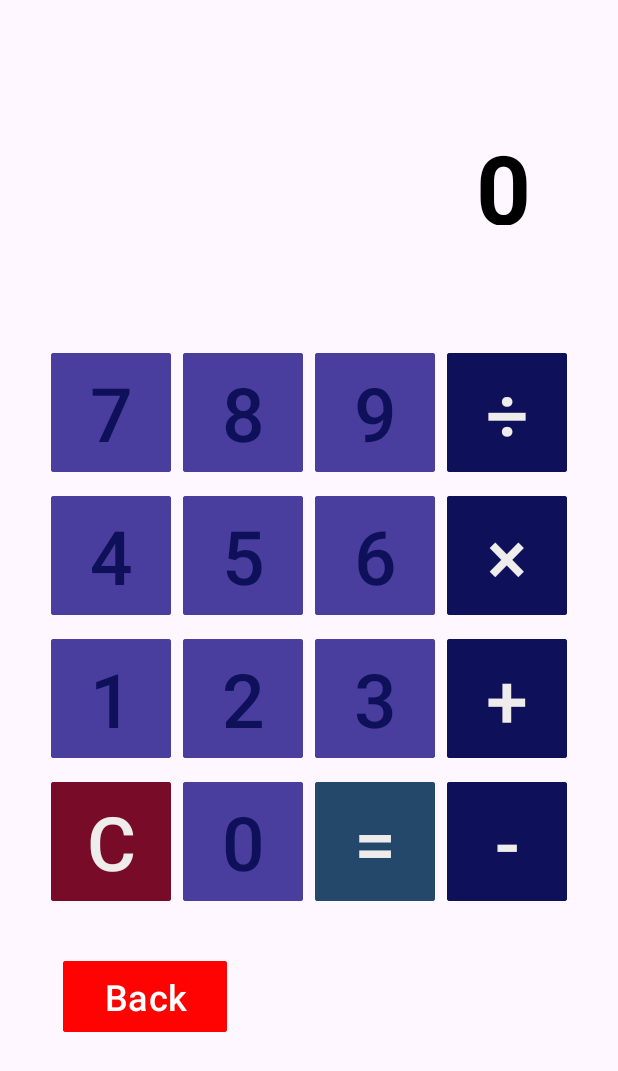
After one commit to FiqriFauziIlham/Teknik-Layouting-Android, an Android app: the CalculatorActivity screen opened directly, with no data from a screen before it, on a phone screen of 412 x 824 dp. The commit adds this screen. Shown: the top 1071 px of the screen. Run offline under Robolectric (Android 15) with nearby library versions, the phone set to English and light mode, and no system bars.

Commit message:
calculator update

```diff
--- a/app/build.gradle.kts
+++ b/app/build.gradle.kts
@@ -42,7 +42,9 @@ dependencies {
     implementation(libs.material)
     implementation(libs.androidx.activity)
     implementation(libs.androidx.constraintlayout)
+    implementation(libs.androidx.gridlayout)
     testImplementation(libs.junit)
     androidTestImplementation(libs.androidx.junit)
     androidTestImplementation(libs.androidx.espresso.core)
+
 }
--- /dev/null
+++ b/app/src/main/java/com/example/tekniklayoutfiqrifauziilham/CalculatorActivity.kt
@@ -0,0 +1,159 @@
+package com.example.tekniklayoutfiqrifauziilham
+
+import android.content.Context
+import android.media.MediaPlayer
+import android.os.Bundle
+import android.os.VibrationEffect
+import android.os.Vibrator
+import android.view.View
+import android.widget.Button
+import android.widget.TextView
+import androidx.activity.enableEdgeToEdge
+import androidx.appcompat.app.AppCompatActivity
+import androidx.core.view.ViewCompat
+import androidx.core.view.WindowInsetsCompat
+
+class CalculatorActivity : AppCompatActivity() {
+    private lateinit var display: TextView
+    private var currentInput = ""
+    private var operator = ""
+    private var firstNumber = 0.0
+    private var secondNumber = 0.0
+    private var isNewInput = true
+
+    override fun onCreate(savedInstanceState: Bundle?) {
+        super.onCreate(savedInstanceState)
+        enableEdgeToEdge()
+        setContentView(R.layout.activity_calculator)
+
+        ViewCompat.setOnApplyWindowInsetsListener(findViewById(R.id.main)) { v, insets ->
+            val systemBars = insets.getInsets(WindowInsetsCompat.Type.systemBars())
+            v.setPadding(systemBars.left, systemBars.top, systemBars.right, systemBars.bottom)
+            insets
+        }
+
+        display = findViewById(R.id.tv_display)
+
+        setNumberClickListeners()
+        setOperatorClickListeners()
+        setFunctionClickListeners()
+    }
+
+    private fun playClickSound() {
+        val mediaPlayer = MediaPlayer.create(this, R.raw.button_effect)
+        mediaPlayer.start() // Play the sound immediately without waiting
+        mediaPlayer.setOnCompletionListener {
+            it.release() // Release the MediaPlayer when the sound is finished
+        }
+    }
+
+    private fun triggerVibration() {
+        val vibrator = getSystemService(Context.VIBRATOR_SERVICE) as Vibrator
+        if (vibrator.hasVibrator()) {
+            // Vibrate for 50 milliseconds (you can adjust the duration)
+            if (android.os.Build.VERSION.SDK_INT >= android.os.Build.VERSION_CODES.O) {
+                vibrator.vibrate(VibrationEffect.createOneShot(50, VibrationEffect.DEFAULT_AMPLITUDE))
+            } else {
+                // For older versions, use the deprecated vibrate method
+                vibrator.vibrate(50)
+            }
+        }
+    }
+
+    private fun setNumberClickListeners() {
+        val numberIds = listOf(
+            R.id.btn_0, R.id.btn_1, R.id.btn_2, R.id.btn_3,
+            R.id.btn_4, R.id.btn_5, R.id.btn_6, R.id.btn_7,
+            R.id.btn_8, R.id.btn_9
+        )
+
+        val listener = { v: View ->
+            val btn = v as Button
+            if (isNewInput) {
+                currentInput = ""
+                isNewInput = false
+            }
+            currentInput += btn.text.toString()
+            updateDisplay()
+            playClickSound()  // Play sound when a number is pressed
+            triggerVibration()  // Trigger vibration when a number is pressed
+        }
+
+        numberIds.forEach { id -> findViewById<Button>(id).setOnClickListener(listener) }
+    }
+
+    private fun setOperatorClickListeners() {
+        val operatorIds = listOf(R.id.btn_add, R.id.btn_subtract, R.id.btn_multiply, R.id.btn_divide)
+
+        val listener = { v: View ->
+            val btn = v as Button
+            if (currentInput.isNotEmpty()) {
+                if (operator.isNotEmpty()) {
+                    calculateResult()  // Calculate the result first if an operator is already set
+                }
+                firstNumber = currentInput.toDouble()
+                operator = btn.text.toString()
+                isNewInput = true
+                updateDisplay()
+                playClickSound()  // Play sound when an operator is pressed
+                triggerVibration()  // Trigger vibration when an operator is pressed
+            }
+        }
+
+        operatorIds.forEach { id -> findViewById<Button>(id).setOnClickListener(listener) }
+    }
+
+    private fun setFunctionClickListeners() {
+        findViewById<Button>(R.id.btn_equals).setOnClickListener {
+            calculateResult()
+            playClickSound()  // Play sound when equals is pressed
+            triggerVibration()  // Trigger vibration when equals is pressed
+        }
+        findViewById<Button>(R.id.btn_clear).setOnClickListener {
+            clearDisplay()
+            playClickSound()  // Play sound when clear is pressed
+            triggerVibration()  // Trigger vibration when clear is pressed
+        }
+        findViewById<Button>(R.id.btn_back).setOnClickListener {
+            finish()  // Back button doesn't need sound or vibration
+        }
+    }
+
+    private fun updateDisplay() {
+        if (operator.isNotEmpty() && isNewInput) {
+            display.text = "$firstNumber $operator"  // Show first number + operator
+        } else {
+            display.text = currentInput  // Show current input or second number
+        }
+    }
+
+    private fun calculateResult() {
+        if (currentInput.isEmpty() || operator.isEmpty()) return
+
+        secondNumber = currentInput.toDouble()
+        val result = when (operator) {
+            "+" -> firstNumber + secondNumber
+            "-" -> firstNumber - secondNumber
+            "×" -> firstNumber * secondNumber
+            "÷" -> if (secondNumber != 0.0) firstNumber / secondNumber else {
+                display.text = "Error"
+                return
+            }
+            else -> 0.0
+        }
+
+        display.text = result.toString()
+        currentInput = result.toString()
+        operator = ""
+        isNewInput = true
+    }
+
+    private fun clearDisplay() {
+        currentInput = ""
+        operator = ""
+        firstNumber = 0.0
+        secondNumber = 0.0
+        display.text = "0"
+        isNewInput = true
+    }
+}
--- /dev/null
+++ b/app/src/main/res/drawable/button_background.xml
@@ -0,0 +1,6 @@
+<?xml version="1.0" encoding="utf-8"?>
+<shape xmlns:android="http://schemas.android.com/apk/res/android"
+    android:shape="rectangle">
+    <corners android:radius="12dp"/>  <!-- Sudut Melengkung -->
+    <solid android:color="#333333"/>  <!-- Warna latar belakang tombol -->
+</shape>
--- /dev/null
+++ b/app/src/main/res/drawable/button_style.xml
@@ -0,0 +1,4 @@
+<?xml version="1.0" encoding="utf-8"?>
+<shape xmlns:android="http://schemas.android.com/apk/res/android" android:shape="rectangle">
+    <solid android:color="?attr/colorPrimary" />
+</shape>
--- /dev/null
+++ b/app/src/main/res/layout/activity_calculator.xml
@@ -0,0 +1,224 @@
+<?xml version="1.0" encoding="utf-8"?>
+<androidx.constraintlayout.widget.ConstraintLayout xmlns:android="http://schemas.android.com/apk/res/android"
+    xmlns:app="http://schemas.android.com/apk/res-auto"
+    xmlns:tools="http://schemas.android.com/tools"
+    android:id="@+id/main"
+    android:layout_width="360dp"
+    android:layout_height="820dp"
+    android:layout_gravity="center"
+    tools:context=".CalculatorActivity">
+
+    <!-- Display field for inputted numbers -->
+
+    <TextView
+        android:id="@+id/tv_display"
+        android:layout_width="0dp"
+        android:layout_height="100dp"
+        android:layout_marginStart="16dp"
+        android:layout_marginTop="64dp"
+        android:layout_marginEnd="16dp"
+        android:gravity="center_vertical|end"
+        android:padding="16dp"
+        android:text="0"
+        android:textColor="@android:color/black"
+        android:textSize="64sp"
+        android:textStyle="bold"
+        app:layout_constraintEnd_toEndOf="parent"
+        app:layout_constraintStart_toStartOf="parent"
+        app:layout_constraintTop_toTopOf="parent" />
+
+    <androidx.gridlayout.widget.GridLayout
+        android:id="@+id/gridLayout"
+        android:layout_width="wrap_content"
+        android:layout_height="wrap_content"
+        android:layout_marginTop="225dp"
+        app:layout_constraintEnd_toEndOf="parent"
+        app:layout_constraintStart_toStartOf="parent"
+        app:layout_constraintTop_toTopOf="parent"
+        app:useDefaultMargins="true">
+
+        <Button
+            android:id="@+id/btn_7"
+            android:layout_width="80dp"
+            android:layout_height="wrap_content"
+            android:backgroundTint="@color/blueish"
+            android:text="7"
+            android:textColor="@color/bluedark"
+            android:textSize="50sp"
+            app:cornerRadius="2dp" />
+
+        <Button
+            android:id="@+id/btn_8"
+            android:layout_width="80dp"
+            android:layout_height="wrap_content"
+            android:backgroundTint="@color/blueish"
+            android:text="8"
+            android:textColor="@color/bluedark"
+            android:textSize="50sp"
+            app:cornerRadius="2dp" />
+
+        <Button
+            android:id="@+id/btn_9"
+            android:layout_width="80dp"
+            android:layout_height="wrap_content"
+            android:backgroundTint="@color/blueish"
+            android:text="9"
+            android:textColor="@color/bluedark"
+            android:textSize="50sp"
+            app:cornerRadius="2dp" />
+
+        <Button
+            android:id="@+id/btn_divide"
+            android:layout_width="80dp"
+            android:layout_height="wrap_content"
+            android:backgroundTint="@color/bluedark"
+            android:text="÷"
+            android:textColor="@color/white1"
+            android:textSize="50sp"
+            app:cornerRadius="2dp" />
+
+        <Button
+            android:id="@+id/btn_4"
+            android:layout_width="80dp"
+            android:layout_height="wrap_content"
+            android:backgroundTint="@color/blueish"
+            android:text="4"
+            android:textColor="@color/bluedark"
+            android:textSize="50sp"
+            app:cornerRadius="2dp"
+            app:layout_column="0"
+            app:layout_row="1" />
+
+        <Button
+            android:id="@+id/btn_5"
+            android:layout_width="80dp"
+            android:layout_height="wrap_content"
+            android:backgroundTint="@color/blueish"
+            android:text="5"
+            android:textColor="@color/bluedark"
+            android:textSize="50sp"
+            app:cornerRadius="2dp" />
+
+        <Button
+            android:id="@+id/btn_6"
+            android:layout_width="80dp"
+            android:layout_height="wrap_content"
+            android:backgroundTint="@color/blueish"
+            android:text="6"
+            android:textColor="@color/bluedark"
+            android:textSize="50sp"
+            app:cornerRadius="2dp" />
+
+        <Button
+            android:id="@+id/btn_multiply"
+            android:layout_width="80dp"
+            android:layout_height="wrap_content"
+            android:backgroundTint="@color/bluedark"
+            android:text="×"
+            android:textColor="@color/white1"
+            android:textSize="50sp"
+            app:cornerRadius="2dp" />
+
+        <Button
+            android:id="@+id/btn_1"
+            android:layout_width="80dp"
+            android:layout_height="wrap_content"
+            android:backgroundTint="@color/blueish"
+            android:text="1"
+            android:textColor="@color/bluedark"
+            android:textSize="50sp"
+            app:cornerRadius="2dp"
+            app:layout_column="0"
+            app:layout_row="2" />
+
+        <Button
+            android:id="@+id/btn_2"
+            android:layout_width="80dp"
+            android:layout_height="wrap_content"
+            android:backgroundTint="@color/blueish"
+            android:text="2"
+            android:textColor="@color/bluedark"
+            android:textSize="50sp"
+            app:cornerRadius="2dp" />
+
+        <Button
+            android:id="@+id/btn_3"
+            android:layout_width="80dp"
+            android:layout_height="wrap_content"
+            android:backgroundTint="@color/blueish"
+            android:text="3"
+            android:textColor="@color/bluedark"
+            android:textSize="50sp"
+            app:cornerRadius="2dp"
+            app:layout_column="2"
+            app:layout_row="2" />
+
+        <Button
+            android:id="@+id/btn_add"
+            android:layout_width="80dp"
+            android:layout_height="wrap_content"
+            android:backgroundTint="@color/bluedark"
+            android:text="+"
+            android:textColor="@color/white1"
+            android:textSize="50sp"
+            app:cornerRadius="2dp" />
+
+        <Button
+            android:id="@+id/btn_clear"
+            android:layout_width="80dp"
+            android:layout_height="wrap_content"
+            android:backgroundTint="@color/red"
+            android:text="C"
+            android:textColor="@color/white1"
+            android:textSize="50sp"
+            app:cornerRadius="2dp"
+            app:layout_column="0"
+            app:layout_row="3" />
+
+        <Button
+            android:id="@+id/btn_0"
+            android:layout_width="80dp"
+            android:layout_height="wrap_content"
+            android:backgroundTint="@color/blueish"
+            android:text="0"
+            android:textColor="@color/bluedark"
+            android:textSize="50sp"
+            app:cornerRadius="2dp" />
+
+        <Button
+            android:id="@+id/btn_equals"
+            android:layout_width="80dp"
+            android:layout_height="wrap_content"
+            android:backgroundTint="@color/blue"
+            android:text="="
+            android:textColor="@color/white1"
+            android:textSize="50sp"
+            app:cornerRadius="2dp" />
+
+        <Button
+            android:id="@+id/btn_subtract"
+            android:layout_width="80dp"
+            android:layout_height="wrap_content"
+            android:backgroundTint="@color/bluedark"
+            android:text="-"
+            android:textColor="@color/white1"
+            android:textSize="50sp"
+            app:cornerRadius="2dp" />
+
+    </androidx.gridlayout.widget.GridLayout>
+
+    <Button
+        android:id="@+id/btn_back"
+        android:layout_width="109dp"
+        android:layout_height="55dp"
+        android:layout_marginTop="28dp"
+        android:backgroundTint="#FF0202"
+        android:gravity="center"
+        android:text="Back"
+        android:textSize="24sp"
+        app:cornerRadius="2dp"
+        app:layout_constraintEnd_toEndOf="parent"
+        app:layout_constraintHorizontal_bias="0.063"
+        app:layout_constraintStart_toStartOf="parent"
+        app:layout_constraintTop_toBottomOf="@id/gridLayout" />
+</androidx.constraintlayout.widget.ConstraintLayout>
--- a/app/src/main/res/values/colors.xml
+++ b/app/src/main/res/values/colors.xml
@@ -2,4 +2,9 @@
 <resources>
     <color name="black">#FF000000</color>
     <color name="white">#FFFFFFFF</color>
+    <color name="blueish">#493D9E</color>
+    <color name="bluedark">#0E1059</color>
+    <color name="white1">#EFEDEB</color>
+    <color name="red">#780C28</color>
+    <color name="blue">#23486A</color>
 </resources>
--- a/gradle/libs.versions.toml
+++ b/gradle/libs.versions.toml
@@ -9,6 +9,7 @@ appcompat = "1.6.1"
 material = "1.10.0"
 activity = "1.9.3"
 constraintlayout = "2.1.4"
+gridlayout = "1.0.0"
 
 [libraries]
 androidx-core-ktx = { group = "androidx.core", name = "core-ktx", version.ref = "coreKtx" }
@@ -19,6 +20,7 @@ androidx-appcompat = { group = "androidx.appcompat", name = "appcompat", version
 material = { group = "com.google.android.material", name = "material", version.ref = "material" }
 androidx-activity = { group = "androidx.activity", name = "activity", version.ref = "activity" }
 androidx-constraintlayout = { group = "androidx.constraintlayout", name = "constraintlayout", version.ref = "constraintlayout" }
+androidx-gridlayout = { group = "androidx.gridlayout", name = "gridlayout", version.ref = "gridlayout" }
 
 [plugins]
 android-application = { id = "com.android.application", version.ref = "agp" }
```
Also changed, not shown: app/src/main/AndroidManifest.xml (+13 -0 lines), app/src/main/java/com/example/tekniklayoutfiqrifauziilham/LoginActivity.kt (added, +43 -0 lines), app/src/main/java/com/example/tekniklayoutfiqrifauziilham/MainActivity.kt (+8 -0 lines), app/src/main/res/layout/activity_login.xml (added, +87 -0 lines), app/src/main/res/layout/activity_main.xml (+12 -4 lines), app/src/main/res/values/styles.xml (added, +44 -0 lines), 1 other file.
